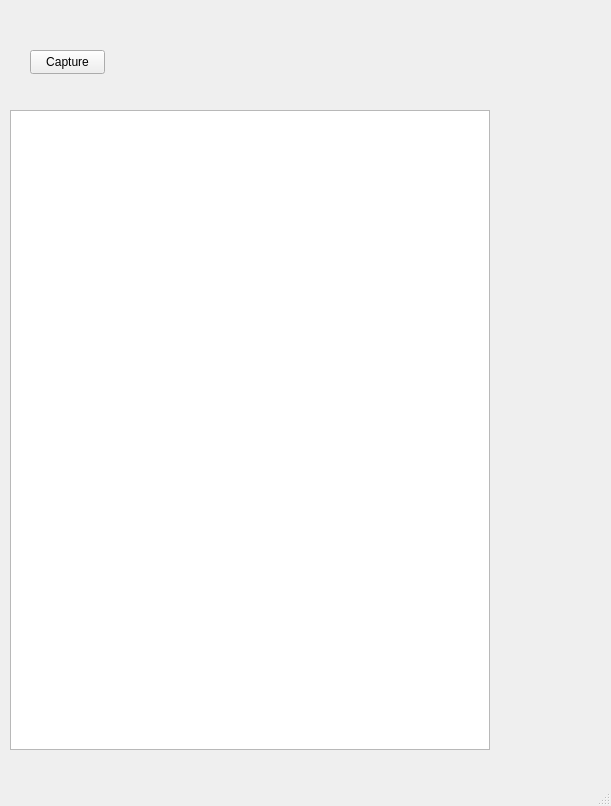
Above: screencloneserverwindow.ui from MrBuzzKillington/screenCloneServer before the change. Below: the same form after it.
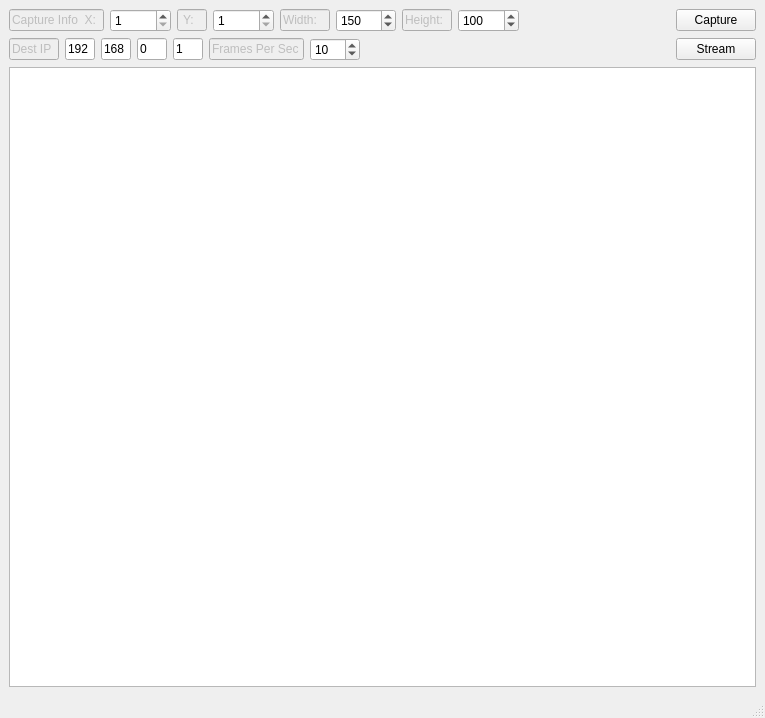
That is the form after the change.

Commit message: working single frame capture

```diff
--- a/screencloneserverwindow.ui
+++ b/screencloneserverwindow.ui
@@ -6,43 +6,454 @@
    <rect>
     <x>0</x>
     <y>0</y>
-    <width>611</width>
-    <height>806</height>
+    <width>765</width>
+    <height>718</height>
    </rect>
   </property>
+  <property name="sizePolicy">
+   <sizepolicy hsizetype="Expanding" vsizetype="Expanding">
+    <horstretch>0</horstretch>
+    <verstretch>0</verstretch>
+   </sizepolicy>
+  </property>
+  <property name="minimumSize">
+   <size>
+    <width>640</width>
+    <height>100</height>
+   </size>
+  </property>
   <property name="windowTitle">
    <string>ScreenCloneServerWindow</string>
   </property>
   <widget class="QWidget" name="centralwidget">
-   <widget class="QPushButton" name="captureBtn_">
-    <property name="geometry">
-     <rect>
-      <x>30</x>
-      <y>50</y>
-      <width>75</width>
-      <height>24</height>
-     </rect>
-    </property>
-    <property name="text">
-     <string>Capture</string>
-    </property>
-   </widget>
-   <widget class="QGraphicsView" name="captureImgView_">
-    <property name="geometry">
-     <rect>
-      <x>10</x>
-      <y>110</y>
-      <width>480</width>
-      <height>640</height>
-     </rect>
-    </property>
-    <property name="verticalScrollBarPolicy">
-     <enum>Qt::ScrollBarAlwaysOff</enum>
-    </property>
-    <property name="horizontalScrollBarPolicy">
-     <enum>Qt::ScrollBarAlwaysOff</enum>
-    </property>
-   </widget>
+   <layout class="QGridLayout" name="gridLayout">
+    <item row="0" column="0">
+     <layout class="QVBoxLayout" name="verticalLayout_">
+      <item>
+       <layout class="QHBoxLayout" name="horizontalLayout">
+        <property name="sizeConstraint">
+         <enum>QLayout::SetDefaultConstraint</enum>
+        </property>
+        <item>
+         <widget class="QLineEdit" name="lineEdit">
+          <property name="enabled">
+           <bool>false</bool>
+          </property>
+          <property name="maximumSize">
+           <size>
+            <width>95</width>
+            <height>16777215</height>
+           </size>
+          </property>
+          <property name="text">
+           <string>Capture Info  X:</string>
+          </property>
+          <property name="readOnly">
+           <bool>true</bool>
+          </property>
+         </widget>
+        </item>
+        <item>
+         <widget class="QSpinBox" name="xSpinBox_">
+          <property name="sizePolicy">
+           <sizepolicy hsizetype="Fixed" vsizetype="Fixed">
+            <horstretch>40</horstretch>
+            <verstretch>0</verstretch>
+           </sizepolicy>
+          </property>
+          <property name="minimum">
+           <number>1</number>
+          </property>
+          <property name="maximum">
+           <number>30000</number>
+          </property>
+         </widget>
+        </item>
+        <item>
+         <widget class="QLineEdit" name="lineEdit_2">
+          <property name="enabled">
+           <bool>false</bool>
+          </property>
+          <property name="sizePolicy">
+           <sizepolicy hsizetype="Fixed" vsizetype="Fixed">
+            <horstretch>0</horstretch>
+            <verstretch>0</verstretch>
+           </sizepolicy>
+          </property>
+          <property name="maximumSize">
+           <size>
+            <width>30</width>
+            <height>16777215</height>
+           </size>
+          </property>
+          <property name="text">
+           <string> Y:</string>
+          </property>
+          <property name="readOnly">
+           <bool>true</bool>
+          </property>
+         </widget>
+        </item>
+        <item>
+         <widget class="QSpinBox" name="ySpinBox_">
+          <property name="sizePolicy">
+           <sizepolicy hsizetype="Fixed" vsizetype="Fixed">
+            <horstretch>40</horstretch>
+            <verstretch>0</verstretch>
+           </sizepolicy>
+          </property>
+          <property name="minimum">
+           <number>1</number>
+          </property>
+          <property name="maximum">
+           <number>30000</number>
+          </property>
+         </widget>
+        </item>
+        <item>
+         <widget class="QLineEdit" name="lineEdit_3">
+          <property name="enabled">
+           <bool>false</bool>
+          </property>
+          <property name="maximumSize">
+           <size>
+            <width>50</width>
+            <height>16777215</height>
+           </size>
+          </property>
+          <property name="text">
+           <string>Width:</string>
+          </property>
+          <property name="readOnly">
+           <bool>true</bool>
+          </property>
+         </widget>
+        </item>
+        <item>
+         <widget class="QSpinBox" name="widthSpinBox_">
+          <property name="sizePolicy">
+           <sizepolicy hsizetype="Fixed" vsizetype="Fixed">
+            <horstretch>40</horstretch>
+            <verstretch>0</verstretch>
+           </sizepolicy>
+          </property>
+          <property name="maximumSize">
+           <size>
+            <width>60</width>
+            <height>16777215</height>
+           </size>
+          </property>
+          <property name="minimum">
+           <number>1</number>
+          </property>
+          <property name="maximum">
+           <number>30000</number>
+          </property>
+          <property name="value">
+           <number>150</number>
+          </property>
+         </widget>
+        </item>
+        <item>
+         <widget class="QLineEdit" name="lineEdit_4">
+          <property name="enabled">
+           <bool>false</bool>
+          </property>
+          <property name="maximumSize">
+           <size>
+            <width>50</width>
+            <height>16777215</height>
+           </size>
+          </property>
+          <property name="text">
+           <string>Height:</string>
+          </property>
+          <property name="readOnly">
+           <bool>true</bool>
+          </property>
+         </widget>
+        </item>
+        <item>
+         <widget class="QSpinBox" name="heightSpinBox_">
+          <property name="sizePolicy">
+           <sizepolicy hsizetype="Fixed" vsizetype="Fixed">
+            <horstretch>40</horstretch>
+            <verstretch>0</verstretch>
+           </sizepolicy>
+          </property>
+          <property name="minimum">
+           <number>1</number>
+          </property>
+          <property name="maximum">
+           <number>30000</number>
+          </property>
+          <property name="value">
+           <number>100</number>
+          </property>
+         </widget>
+        </item>
+        <item>
+         <spacer name="horizontalSpacer_5">
+          <property name="orientation">
+           <enum>Qt::Horizontal</enum>
+          </property>
+          <property name="sizeHint" stdset="0">
+           <size>
+            <width>60</width>
+            <height>20</height>
+           </size>
+          </property>
+         </spacer>
+        </item>
+        <item>
+         <widget class="QPushButton" name="captureBtn_">
+          <property name="text">
+           <string>Capture</string>
+          </property>
+         </widget>
+        </item>
+       </layout>
+      </item>
+      <item>
+       <layout class="QHBoxLayout" name="horizontalLayout_2">
+        <property name="sizeConstraint">
+         <enum>QLayout::SetDefaultConstraint</enum>
+        </property>
+        <item>
+         <widget class="QLineEdit" name="lineEdit_5">
+          <property name="enabled">
+           <bool>false</bool>
+          </property>
+          <property name="maximumSize">
+           <size>
+            <width>50</width>
+            <height>16777215</height>
+           </size>
+          </property>
+          <property name="text">
+           <string>Dest IP</string>
+          </property>
+          <property name="readOnly">
+           <bool>true</bool>
+          </property>
+         </widget>
+        </item>
+        <item>
+         <widget class="QLineEdit" name="destIP_0_">
+          <property name="sizePolicy">
+           <sizepolicy hsizetype="Fixed" vsizetype="Fixed">
+            <horstretch>0</horstretch>
+            <verstretch>0</verstretch>
+           </sizepolicy>
+          </property>
+          <property name="minimumSize">
+           <size>
+            <width>30</width>
+            <height>0</height>
+           </size>
+          </property>
+          <property name="maximumSize">
+           <size>
+            <width>30</width>
+            <height>16777215</height>
+           </size>
+          </property>
+          <property name="text">
+           <string>192</string>
+          </property>
+          <property name="maxLength">
+           <number>3</number>
+          </property>
+         </widget>
+        </item>
+        <item>
+         <widget class="QLineEdit" name="destIP_1_">
+          <property name="sizePolicy">
+           <sizepolicy hsizetype="Fixed" vsizetype="Fixed">
+            <horstretch>0</horstretch>
+            <verstretch>0</verstretch>
+           </sizepolicy>
+          </property>
+          <property name="minimumSize">
+           <size>
+            <width>30</width>
+            <height>0</height>
+           </size>
+          </property>
+          <property name="maximumSize">
+           <size>
+            <width>30</width>
+            <height>16777215</height>
+           </size>
+          </property>
+          <property name="text">
+           <string>168</string>
+          </property>
+          <property name="maxLength">
+           <number>3</number>
+          </property>
+         </widget>
+        </item>
+        <item>
+         <widget class="QLineEdit" name="destIP_2_">
+          <property name="sizePolicy">
+           <sizepolicy hsizetype="Fixed" vsizetype="Fixed">
+            <horstretch>0</horstretch>
+            <verstretch>0</verstretch>
+           </sizepolicy>
+          </property>
+          <property name="minimumSize">
+           <size>
+            <width>30</width>
+            <height>0</height>
+           </size>
+          </property>
+          <property name="maximumSize">
+           <size>
+            <width>30</width>
+            <height>16777215</height>
+           </size>
+          </property>
+          <property name="text">
+           <string>0</string>
+          </property>
+          <property name="maxLength">
+           <number>3</number>
+          </property>
+         </widget>
+        </item>
+        <item>
+         <widget class="QLineEdit" name="destIP_3_">
+          <property name="sizePolicy">
+           <sizepolicy hsizetype="Fixed" vsizetype="Fixed">
+            <horstretch>0</horstretch>
+            <verstretch>0</verstretch>
+           </sizepolicy>
+          </property>
+          <property name="minimumSize">
+           <size>
+            <width>30</width>
+            <height>0</height>
+           </size>
+          </property>
+          <property name="maximumSize">
+           <size>
+            <width>30</width>
+            <height>16777215</height>
+           </size>
+          </property>
+          <property name="text">
+           <string>1</string>
+          </property>
+          <property name="maxLength">
+           <number>3</number>
+          </property>
+         </widget>
+        </item>
+        <item>
+         <widget class="QLineEdit" name="lineEdit_6">
+          <property name="enabled">
+           <bool>false</bool>
+          </property>
+          <property name="sizePolicy">
+           <sizepolicy hsizetype="Fixed" vsizetype="Fixed">
+            <horstretch>0</horstretch>
+            <verstretch>0</verstretch>
+           </sizepolicy>
+          </property>
+          <property name="maximumSize">
+           <size>
+            <width>95</width>
+            <height>16777215</height>
+           </size>
+          </property>
+          <property name="text">
+           <string>Frames Per Sec</string>
+          </property>
+          <property name="readOnly">
+           <bool>true</bool>
+          </property>
+         </widget>
+        </item>
+        <item>
+         <widget class="QSpinBox" name="fpsSpinBox_">
+          <property name="sizePolicy">
+           <sizepolicy hsizetype="Fixed" vsizetype="Fixed">
+            <horstretch>0</horstretch>
+            <verstretch>0</verstretch>
+           </sizepolicy>
+          </property>
+          <property name="minimumSize">
+           <size>
+            <width>50</width>
+            <height>0</height>
+           </size>
+          </property>
+          <property name="maximumSize">
+           <size>
+            <width>50</width>
+            <height>16777215</height>
+           </size>
+          </property>
+          <property name="minimum">
+           <number>1</number>
+          </property>
+          <property name="maximum">
+           <number>30</number>
+          </property>
+          <property name="value">
+           <number>10</number>
+          </property>
+         </widget>
+        </item>
+        <item>
+         <spacer name="horizontalSpacer_4">
+          <property name="orientation">
+           <enum>Qt::Horizontal</enum>
+          </property>
+          <property name="sizeHint" stdset="0">
+           <size>
+            <width>40</width>
+            <height>20</height>
+           </size>
+          </property>
+         </spacer>
+        </item>
+        <item>
+         <widget class="QPushButton" name="streamBtn_">
+          <property name="text">
+           <string>Stream</string>
+          </property>
+          <property name="checkable">
+           <bool>true</bool>
+          </property>
+         </widget>
+        </item>
+       </layout>
+      </item>
+      <item>
+       <layout class="QHBoxLayout" name="horizontalLayout_4">
+        <property name="sizeConstraint">
+         <enum>QLayout::SetDefaultConstraint</enum>
+        </property>
+        <item>
+         <widget class="QGraphicsView" name="captureImgView_">
+          <property name="verticalScrollBarPolicy">
+           <enum>Qt::ScrollBarAlwaysOff</enum>
+          </property>
+          <property name="horizontalScrollBarPolicy">
+           <enum>Qt::ScrollBarAlwaysOff</enum>
+          </property>
+          <property name="sizeAdjustPolicy">
+           <enum>QAbstractScrollArea::AdjustToContents</enum>
+          </property>
+         </widget>
+        </item>
+       </layout>
+      </item>
+     </layout>
+    </item>
+   </layout>
   </widget>
   <widget class="QMenuBar" name="menubar">
    <property name="geometry">
```
Left out of the diff: 2 changed lines with no effect on the pictures. The commit also changes 3 other files.
